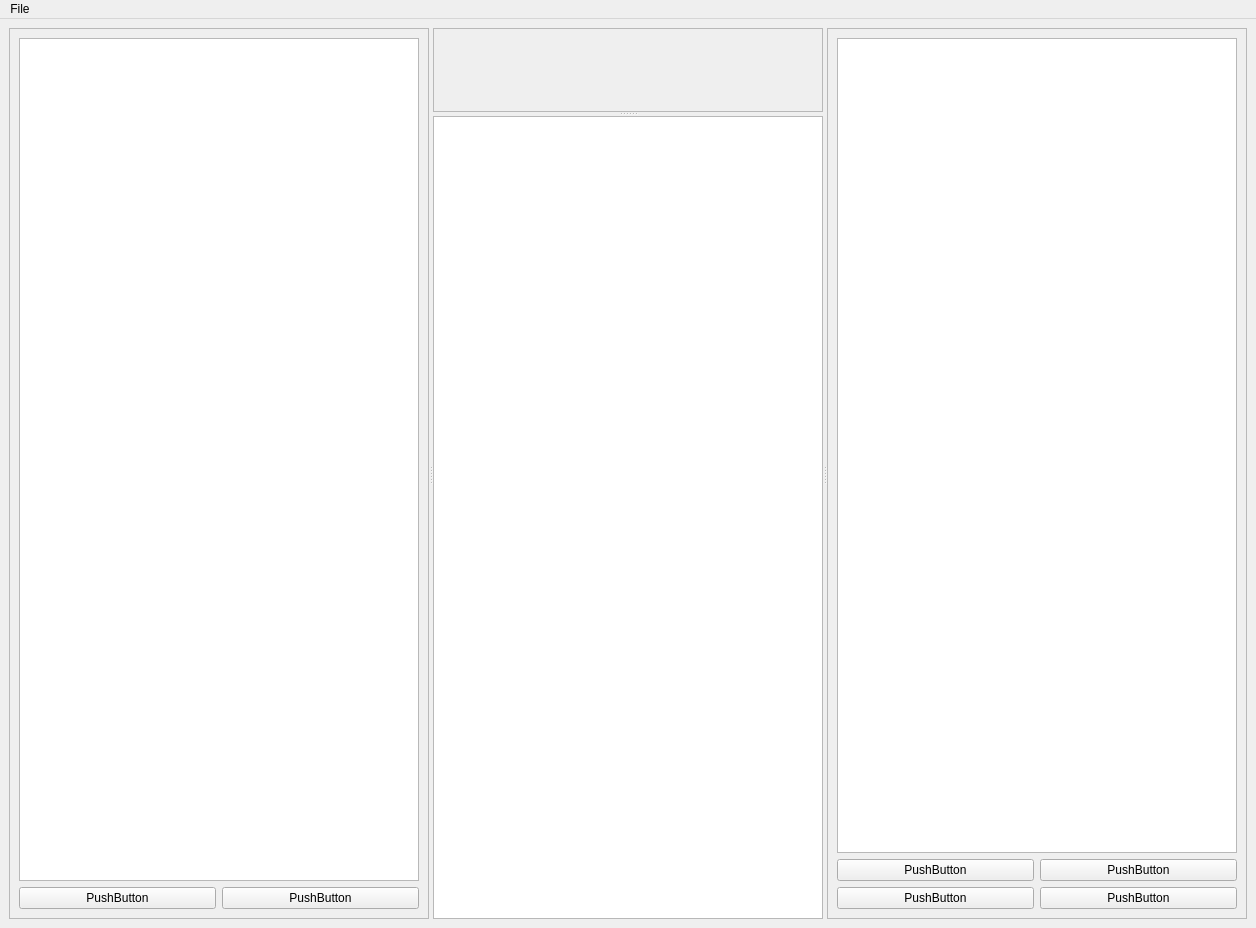
Qt form slacx/slacxui/basic.ui (slaclab/paws) before a commit.
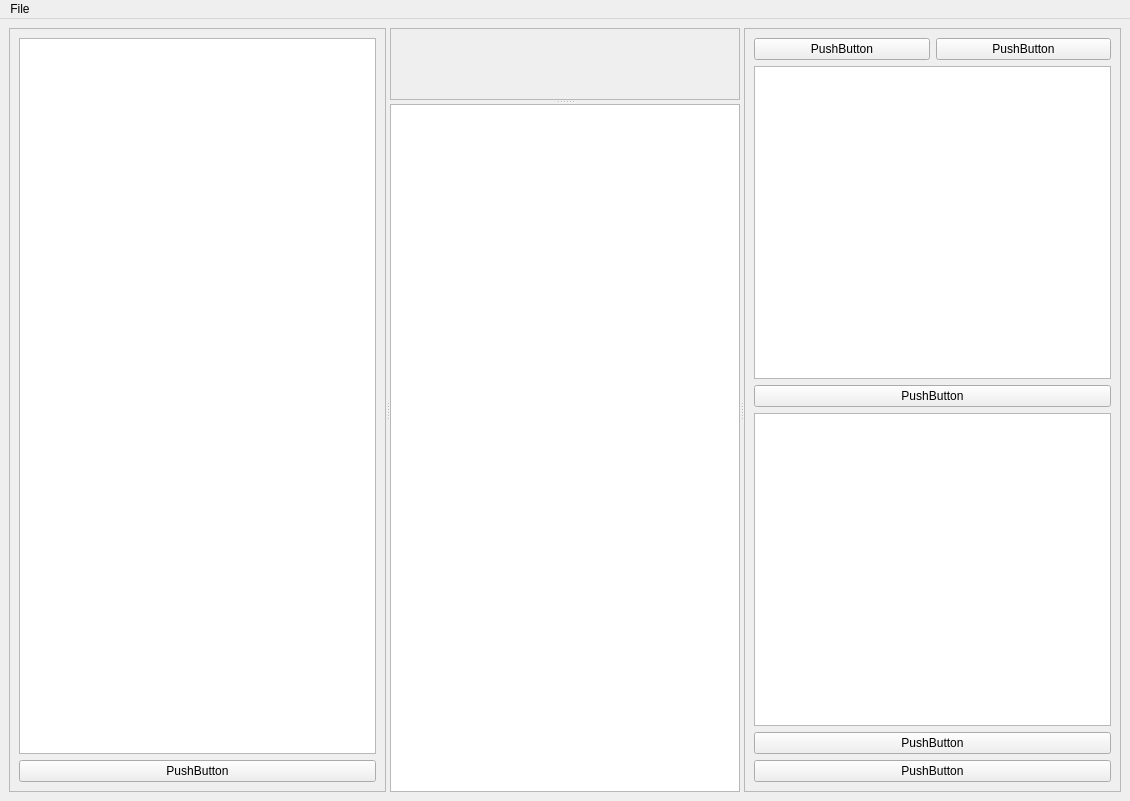
The same form after that commit.

Commit message: first steps toward plugin tree implementation

Diff of the .ui file:
```diff
--- a/slacx/slacxui/basic.ui
+++ b/slacx/slacxui/basic.ui
@@ -6,8 +6,8 @@
    <rect>
     <x>0</x>
     <y>0</y>
-    <width>1256</width>
-    <height>928</height>
+    <width>1130</width>
+    <height>801</height>
    </rect>
   </property>
   <property name="windowTitle">
@@ -34,15 +34,8 @@
         <item row="0" column="0" colspan="2">
          <widget class="QTreeView" name="op_tree"/>
         </item>
-        <item row="4" column="1">
-         <widget class="QPushButton" name="add_op_button">
-          <property name="text">
-           <string>PushButton</string>
-          </property>
-         </widget>
-        </item>
-        <item row="4" column="0">
-         <widget class="QPushButton" name="edit_op_button">
+        <item row="4" column="0" colspan="2">
+         <widget class="QPushButton" name="edit_ops_button">
           <property name="text">
            <string>PushButton</string>
           </property>
@@ -84,37 +77,47 @@
         <enum>QFrame::Raised</enum>
        </property>
        <layout class="QGridLayout" name="gridLayout">
-        <item row="4" column="0">
-         <widget class="QPushButton" name="load_wf_button">
-          <property name="text">
-           <string>PushButton</string>
-          </property>
-         </widget>
-        </item>
-        <item row="3" column="0">
-         <widget class="QPushButton" name="edit_wf_button">
-          <property name="text">
-           <string>PushButton</string>
-          </property>
-         </widget>
-        </item>
-        <item row="3" column="1">
-         <widget class="QPushButton" name="run_wf_button">
-          <property name="text">
-           <string>PushButton</string>
-          </property>
-         </widget>
-        </item>
-        <item row="4" column="1">
-         <widget class="QPushButton" name="save_wf_button">
-          <property name="text">
-           <string>PushButton</string>
-          </property>
-         </widget>
-        </item>
         <item row="2" column="0" colspan="2">
+         <widget class="QTreeView" name="plugin_tree"/>
+        </item>
+        <item row="6" column="0" colspan="2">
+         <widget class="QPushButton" name="run_wf_button">
+          <property name="text">
+           <string>PushButton</string>
+          </property>
+         </widget>
+        </item>
+        <item row="4" column="0" colspan="2">
          <widget class="QTreeView" name="wf_tree"/>
         </item>
+        <item row="5" column="0" colspan="2">
+         <widget class="QPushButton" name="edit_wf_button">
+          <property name="text">
+           <string>PushButton</string>
+          </property>
+         </widget>
+        </item>
+        <item row="3" column="0" colspan="2">
+         <widget class="QPushButton" name="edit_plugins_button">
+          <property name="text">
+           <string>PushButton</string>
+          </property>
+         </widget>
+        </item>
+        <item row="1" column="0">
+         <widget class="QPushButton" name="save_wf_button">
+          <property name="text">
+           <string>PushButton</string>
+          </property>
+         </widget>
+        </item>
+        <item row="1" column="1">
+         <widget class="QPushButton" name="load_wf_button">
+          <property name="text">
+           <string>PushButton</string>
+          </property>
+         </widget>
+        </item>
        </layout>
       </widget>
      </widget>
@@ -126,7 +129,7 @@
     <rect>
      <x>0</x>
      <y>0</y>
-     <width>1256</width>
+     <width>1130</width>
      <height>25</height>
     </rect>
    </property>
```
The commit also changes 20 other files.
